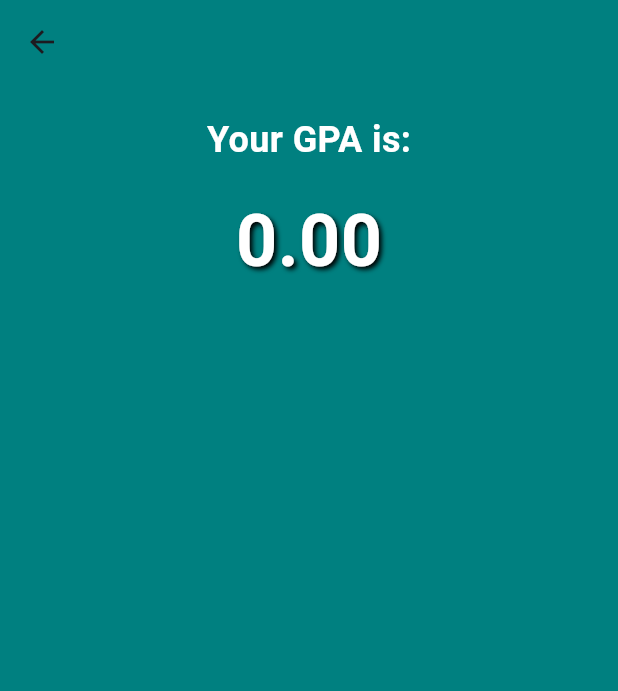
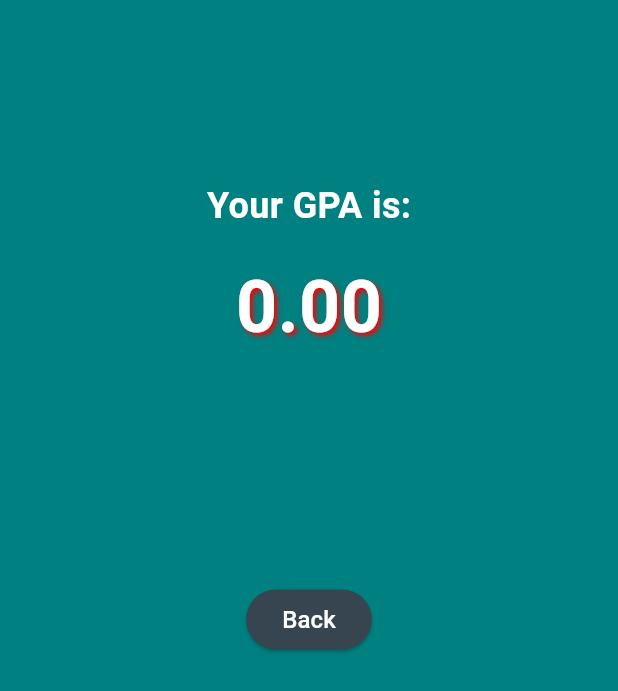
Before and after one commit to osamajaved07/GPA-Calculator, a Flutter app: the screen it shows after launch, after a tap on "Calculate", on a phone screen of 412 x 824 dp. Shown: the top 691 px of the screen. Run offline on Flutter 3.47's test engine with Material 3 defaults, Android fonts, the phone set to English and light mode, and no system bars; our stand-ins replace multi_dropdown.

Commit message:
This is final app

```diff
--- a/lib/gpa_show_screen.dart
+++ b/lib/gpa_show_screen.dart
@@ -17,13 +17,11 @@ class GPA_Show_Screen extends StatelessWidget {
 
       backgroundColor: Color.fromARGB(255, 0, 128, 128),
 
-      appBar: AppBar(
 
-        backgroundColor: Color.fromARGB(255, 0, 128, 128),
 
-      ),
-
-      body: Center(
+      body: SafeArea(
+        minimum: EdgeInsets.only(top: 100),
+        child: Center(
 
           child: Column(
 
@@ -74,7 +72,7 @@ class GPA_Show_Screen extends StatelessWidget {
 
                     Shadow(
 
-                    color: Colors.black,
+                      color: Color.fromARGB(255, 249, 0, 0),
 
                       blurRadius: 4,
 
@@ -88,10 +86,29 @@ class GPA_Show_Screen extends StatelessWidget {
 
               ),
 
+              SizedBox(height: 150),
+
+              ElevatedButton(
+                style: ButtonStyle(
+
+                    backgroundColor: MaterialStateProperty.all(
+
+                        Color.fromARGB(255, 54, 69, 79)),
+
+                  ),
+
+                  onPressed: (){
+                    Navigator.pop(context);
+
+              }, child: Text("Back", style: TextStyle(
+                color: Colors.white, fontSize: 16
+              ),))
+
             ],
 
           ),
 
+        ),
       ),
 
 
```
Lines whose indentation alone changed are shown as unchanged.
